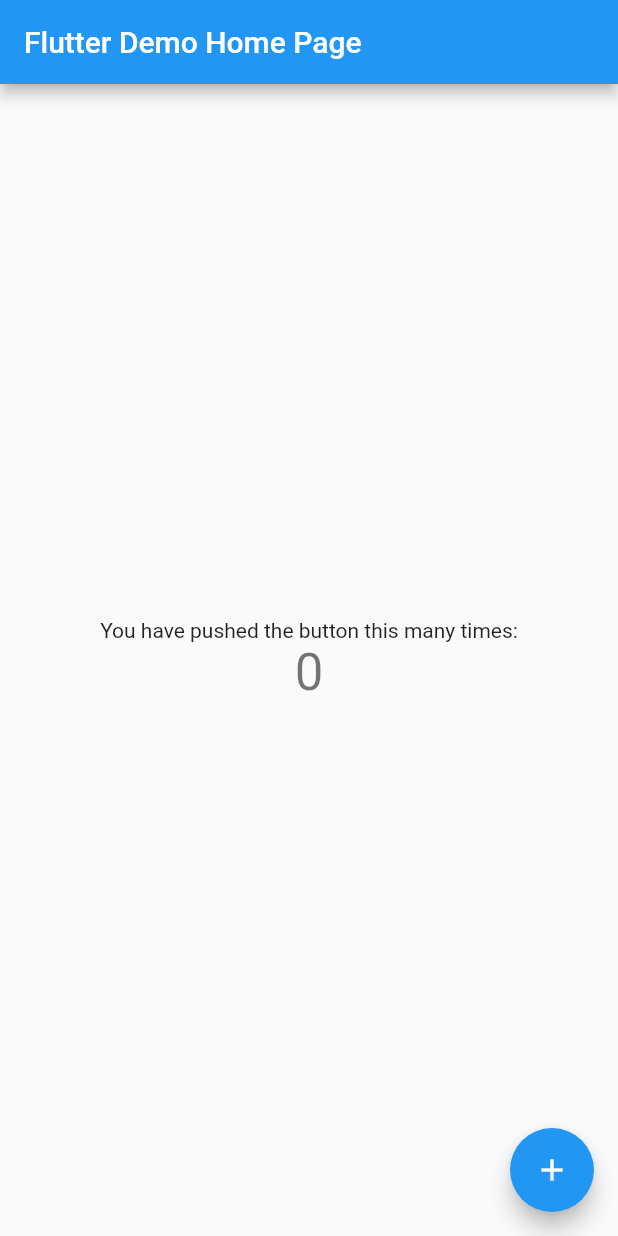
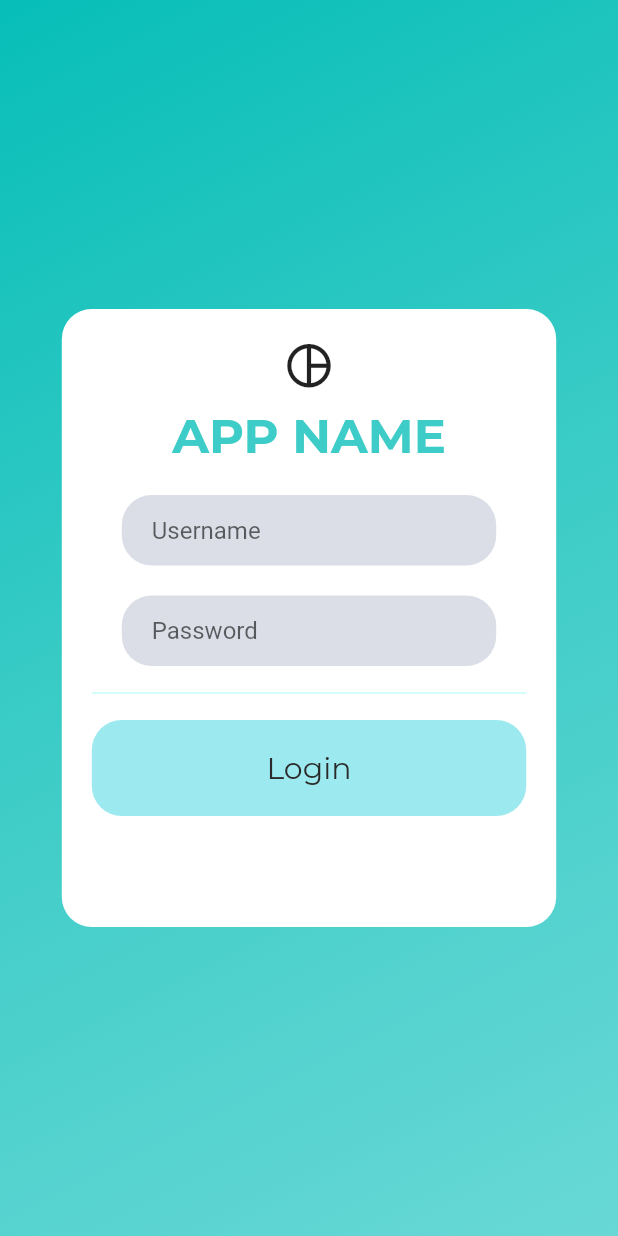
Before and after one commit to jusimen/flutter_project_template, a Flutter app: the screen it shows after launch, on a phone screen of 412 x 824 dp. Run offline on Flutter 3.47's test engine with Material 2 defaults, Android fonts, the phone set to English and light mode, and no system bars; our stand-ins replace google_fonts.

Commit message:
Login Screen

```diff
--- a/lib/main.dart
+++ b/lib/main.dart
@@ -1,113 +1,40 @@
 import 'package:flutter/material.dart';
+import 'package:flutter_project_template/screens/mobile/login.dart';
+import 'package:flutter_project_template/screens/tablet/login.dart';
+
+import 'util/constants.dart';
+import 'util/responsive.dart';
 
 void main() {
   runApp(MyApp());
 }
 
 class MyApp extends StatelessWidget {
-  // This widget is the root of your application.
   @override
   Widget build(BuildContext context) {
     return MaterialApp(
-      title: 'Flutter Demo',
-      theme: ThemeData(
-        // This is the theme of your application.
-        //
-        // Try running your application with "flutter run". You'll see the
-        // application has a blue toolbar. Then, without quitting the app, try
-        // changing the primarySwatch below to Colors.green and then invoke
-        // "hot reload" (press "r" in the console where you ran "flutter run",
-        // or simply save your changes to "hot reload" in a Flutter IDE).
-        // Notice that the counter didn't reset back to zero; the application
-        // is not restarted.
-        primarySwatch: Colors.blue,
-      ),
-      home: MyHomePage(title: 'Flutter Demo Home Page'),
+      title: APP_NAME,
+      theme: ThemeData(),
+      home: MyHomePage(),
     );
   }
 }
 
 class MyHomePage extends StatefulWidget {
-  MyHomePage({Key key, this.title}) : super(key: key);
-
-  // This widget is the home page of your application. It is stateful, meaning
-  // that it has a State object (defined below) that contains fields that affect
-  // how it looks.
-
-  // This class is the configuration for the state. It holds the values (in this
-  // case the title) provided by the parent (in this case the App widget) and
-  // used by the build method of the State. Fields in a Widget subclass are
-  // always marked "final".
-
-  final String title;
+  MyHomePage({Key key}) : super(key: key);
 
   @override
   _MyHomePageState createState() => _MyHomePageState();
 }
 
 class _MyHomePageState extends State<MyHomePage> {
-  int _counter = 0;
-
-  void _incrementCounter() {
-    setState(() {
-      // This call to setState tells the Flutter framework that something has
-      // changed in this State, which causes it to rerun the build method below
-      // so that the display can reflect the updated values. If we changed
-      // _counter without calling setState(), then the build method would not be
-      // called again, and so nothing would appear to happen.
-      _counter++;
-    });
-  }
-
   @override
   Widget build(BuildContext context) {
-    // This method is rerun every time setState is called, for instance as done
-    // by the _incrementCounter method above.
-    //
-    // The Flutter framework has been optimized to make rerunning build methods
-    // fast, so that you can just rebuild anything that needs updating rather
-    // than having to individually change instances of widgets.
     return Scaffold(
-      appBar: AppBar(
-        // Here we take the value from the MyHomePage object that was created by
-        // the App.build method, and use it to set our appbar title.
-        title: Text(widget.title),
+      body: Responsive(
+        mobile: LoginScreenMobile(),
+        tablet: LoginScreenTablet(),
       ),
-      body: Center(
-        // Center is a layout widget. It takes a single child and positions it
-        // in the middle of the parent.
-        child: Column(
-          // Column is also a layout widget. It takes a list of children and
-          // arranges them vertically. By default, it sizes itself to fit its
-          // children horizontally, and tries to be as tall as its parent.
-          //
-          // Invoke "debug painting" (press "p" in the console, choose the
-          // "Toggle Debug Paint" action from the Flutter Inspector in Android
-          // Studio, or the "Toggle Debug Paint" command in Visual Studio Code)
-          // to see the wireframe for each widget.
-          //
-          // Column has various properties to control how it sizes itself and
-          // how it positions its children. Here we use mainAxisAlignment to
-          // center the children vertically; the main axis here is the vertical
-          // axis because Columns are vertical (the cross axis would be
-          // horizontal).
-          mainAxisAlignment: MainAxisAlignment.center,
-          children: <Widget>[
-            Text(
-              'You have pushed the button this many times:',
-            ),
-            Text(
-              '$_counter',
-              style: Theme.of(context).textTheme.headline4,
-            ),
-          ],
-        ),
-      ),
-      floatingActionButton: FloatingActionButton(
-        onPressed: _incrementCounter,
-        tooltip: 'Increment',
-        child: Icon(Icons.add),
-      ), // This trailing comma makes auto-formatting nicer for build methods.
     );
   }
 }
--- /dev/null
+++ b/lib/screens/mobile/login.dart
@@ -0,0 +1,101 @@
+import 'package:flutter/material.dart';
+import 'package:flutter_project_template/util/constants.dart';
+import 'package:flutter_project_template/widgets/button.dart';
+
+class LoginScreenMobile extends StatefulWidget {
+  LoginScreenMobile({Key key}) : super(key: key);
+
+  @override
+  _LoginScreenMobileState createState() => _LoginScreenMobileState();
+}
+
+class _LoginScreenMobileState extends State<LoginScreenMobile> {
+  String _username = "", _password = "";
+
+  @override
+  Widget build(BuildContext context) {
+    double _tfVertMrgn = 10, _tfHorMrgn = 20;
+    return Container(
+      decoration: BoxDecoration(
+        gradient: kBackgroundGradient,
+      ),
+      child: SafeArea(
+        child: Center(
+          child: Container(
+            width: MediaQuery.of(context).size.width * 0.8,
+            height: MediaQuery.of(context).size.width,
+            padding: EdgeInsets.all(kPaddingContainer),
+            decoration: BoxDecoration(
+              color: colorContainer,
+              borderRadius: BorderRadius.circular(kBorderRadiusContainer),
+            ),
+            child: Column(
+              children: [
+                Icon(
+                  Icons.pie_chart_outlined,
+                  size: kIconSize,
+                ),
+                Padding(
+                  padding: EdgeInsets.symmetric(vertical: _tfVertMrgn),
+                  child: Text(
+                    APP_NAME,
+                    style: tStyleHeader1,
+                  ),
+                ),
+                //Username TextField
+                Container(
+                  decoration: BoxDecoration(color: colorTextField, borderRadius: BorderRadius.all(Radius.circular(20))),
+                  margin: EdgeInsets.symmetric(vertical: _tfVertMrgn, horizontal: _tfHorMrgn),
+                  padding: EdgeInsets.all(10),
+                  child: TextField(
+                    //style: tStyleBody3,
+                    decoration: InputDecoration(
+                      contentPadding: EdgeInsets.symmetric(horizontal: 10, vertical: 4),
+                      focusedBorder: InputBorder.none,
+                      enabledBorder: InputBorder.none,
+                      errorBorder: InputBorder.none,
+                      disabledBorder: InputBorder.none,
+                      isDense: true,
+                      hintText: "Username",
+                    ),
+                    onChanged: (value) => _username = value,
+                  ),
+                ),
+                //Password TextField
+                Container(
+                  decoration: BoxDecoration(color: colorTextField, borderRadius: BorderRadius.all(Radius.circular(20))),
+                  margin: EdgeInsets.symmetric(vertical: _tfVertMrgn, horizontal: _tfHorMrgn),
+                  padding: EdgeInsets.all(10),
+                  child: TextField(
+                    //style: tStyleBody3,
+                    obscureText: true,
+                    decoration: InputDecoration(
+                      contentPadding: EdgeInsets.symmetric(horizontal: 10, vertical: 4),
+                      focusedBorder: InputBorder.none,
+                      enabledBorder: InputBorder.none,
+                      errorBorder: InputBorder.none,
+                      disabledBorder: InputBorder.none,
+                      isDense: true,
+                      hintText: "Password",
+                    ),
+                    onChanged: (value) => _username = value,
+                  ),
+                ),
+                Divider(
+                  thickness: kThickness,
+                  color: colorAccent,
+                ),
+                Container(
+                  margin: EdgeInsets.symmetric(vertical: _tfVertMrgn),
+                  child: CustomButton(
+                    text: 'Login',
+                  ),
+                ),
+              ],
+            ),
+          ),
+        ),
+      ),
+    );
+  }
+}
--- /dev/null
+++ b/lib/util/constants.dart
@@ -0,0 +1,50 @@
+import 'package:flutter/material.dart';
+import 'package:google_fonts/google_fonts.dart';
+
+//STRINGS
+const String APP_NAME = "APP NAME"; //TODO Change to your App Name
+
+//Colors
+const Color colorPrimary = Color(0xff07beb8);
+const Color colorSecundary = Color(0xff3dccc7);
+const Color colorTertiary = Color(0xff68d8d6);
+const Color colorContainer = Color(0xffFFFFFF);
+//Buttons
+const Color colorButton = Color(0xff9ceaef);
+const Color colorAccent = Color(0xffc4fff9);
+const Color colorDisable = Color(0xffDADADA);
+//Text
+const Color colorTitle = Color(0xff3dccc7);
+const Color colorSubtitle = Color(0xff68d8d6);
+const Color colorText = Color(0xff2a2a2a);
+const Color colorTextField = Color(0xffdbdee6);
+//BackGround
+final kBackgroundGradient = LinearGradient(
+  //Steady
+  begin: Alignment.topLeft,
+  end: Alignment.bottomRight,
+  colors: [
+    colorPrimary,
+    colorSecundary,
+    colorTertiary,
+  ],
+);
+
+//Typography
+//Headers
+final TextStyle tStyleHeader1 =
+    GoogleFonts.montserrat(textStyle: TextStyle(fontFamily: 'montserrat', fontSize: 32, fontWeight: FontWeight.bold, color: colorTitle));
+final TextStyle tStyleHeader2 =
+    GoogleFonts.montserrat(textStyle: TextStyle(fontFamily: 'montserrat', fontSize: 24, fontWeight: FontWeight.bold, color: colorTitle));
+final TextStyle tStyleHeader3 =
+    GoogleFonts.montserrat(textStyle: TextStyle(fontFamily: 'montserrat', fontSize: 20, fontWeight: FontWeight.bold, color: colorText));
+//Body
+final TextStyle tStyleBody = GoogleFonts.montserrat(textStyle: TextStyle(fontFamily: 'montserrat', fontSize: 20, color: colorText));
+
+final TextStyle tStyleButton = GoogleFonts.montserrat(textStyle: TextStyle(fontFamily: 'montserrat', fontSize: 20, color: colorText));
+
+//Decoration Values
+const double kBorderRadiusContainer = 20;
+const double kPaddingContainer = 20;
+const double kThickness = 1;
+const double kIconSize = 35;
--- /dev/null
+++ b/lib/util/responsive.dart
@@ -0,0 +1,43 @@
+import 'package:flutter/material.dart';
+
+class Responsive extends StatelessWidget {
+  final Widget mobile;
+  final Widget tablet;
+  final Widget desktop;
+
+  const Responsive({
+    Key key,
+    @required this.mobile,
+    @required this.tablet,
+    this.desktop,
+  }) : super(key: key);
+
+// This size work fine on my design, maybe you need some customization depends on your design
+
+  // This isMobile, isTablet, isDesktop helep us later
+  static bool isMobile(BuildContext context) => MediaQuery.of(context).size.width < 650;
+
+  static bool isTablet(BuildContext context) => MediaQuery.of(context).size.width < 1100 && MediaQuery.of(context).size.width >= 650;
+
+  static bool isDesktop(BuildContext context) => MediaQuery.of(context).size.width >= 1100;
+
+  @override
+  Widget build(BuildContext context) {
+    return LayoutBuilder(
+      // If our width is more than 1100 then we consider it a desktop
+      builder: (context, constraints) {
+        if (constraints.maxWidth >= 1100) {
+          return desktop;
+        }
+        // If width it less then 1100 and more then 650 we consider it as tablet
+        else if (constraints.maxWidth >= 650) {
+          return tablet;
+        }
+        // Or less then that we called it mobile
+        else {
+          return mobile;
+        }
+      },
+    );
+  }
+}
--- /dev/null
+++ b/lib/widgets/button.dart
@@ -0,0 +1,24 @@
+import 'package:flutter/material.dart';
+import 'package:flutter_project_template/util/constants.dart';
+
+class CustomButton extends StatelessWidget {
+  final String text;
+  const CustomButton({Key key, @required this.text}) : super(key: key);
+
+  @override
+  Widget build(BuildContext context) {
+    return Container(
+      width: double.maxFinite,
+      padding: EdgeInsets.all(kPaddingContainer),
+      decoration: BoxDecoration(
+        color: colorButton,
+        borderRadius: BorderRadius.circular(kBorderRadiusContainer),
+      ),
+      child: Text(
+        text,
+        style: tStyleButton,
+        textAlign: TextAlign.center,
+      ),
+    );
+  }
+}
--- a/pubspec.yaml
+++ b/pubspec.yaml
@@ -23,6 +23,7 @@ environment:
 dependencies:
   flutter:
     sdk: flutter
+  google_fonts: ^1.1.1
 
 
   # The following adds the Cupertino Icons font to your application.
@@ -45,9 +46,8 @@ flutter:
   uses-material-design: true
 
   # To add assets to your application, add an assets section, like this:
-  # assets:
-  #   - images/a_dot_burr.jpeg
-  #   - images/a_dot_ham.jpeg
+  assets:
+    - assets/
 
   # An image asset can refer to one or more resolution-specific "variants", see
   # https://flutter.dev/assets-and-images/#resolution-aware.
```
Also changed, not shown: lib/screens/tablet/login.dart (added, +100 -0 lines), pubspec.lock.
